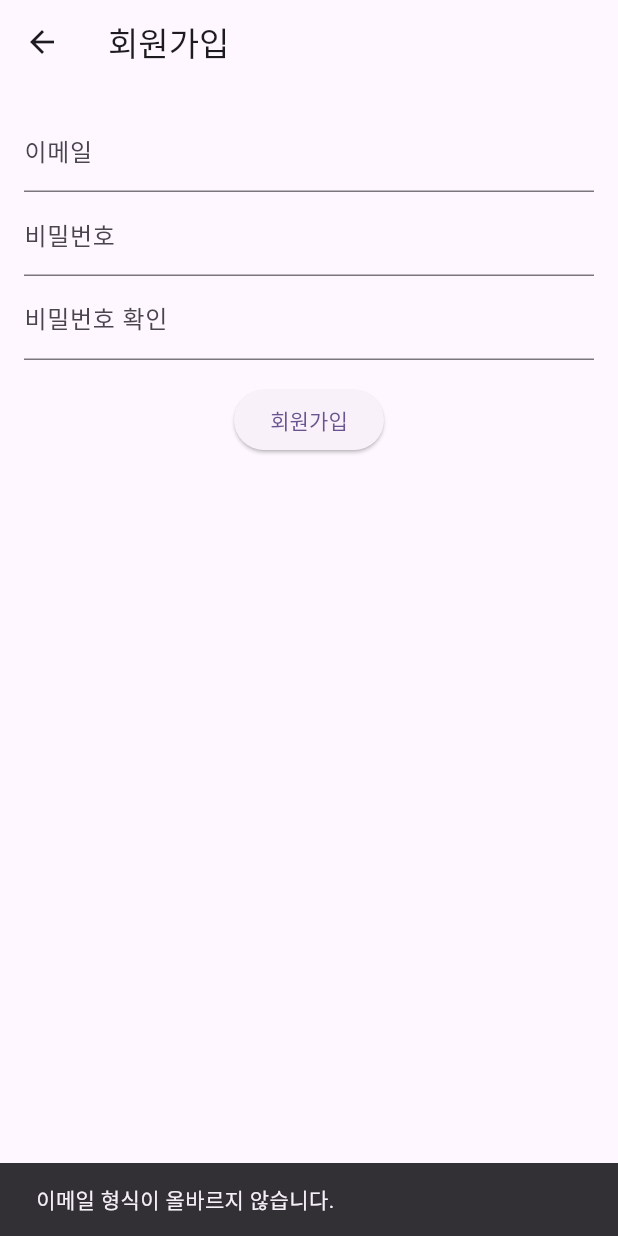
After one commit to jewerlykim/nado_giza, a Flutter app: the SignUpView screen opened by its route, after a tap on "회원가입", on a phone screen of 412 x 824 dp. The commit adds this screen. Run offline on Flutter 3.47's test engine with Material 2 defaults, Android fonts, the light colour scheme and no system bars; our stand-ins replace firebase_auth, firebase_core; accounts and stored records are empty; network calls fail.

Commit message:
회원가입, 로그인 핸들

```diff
--- a/lib/main.dart
+++ b/lib/main.dart
@@ -1,10 +1,10 @@
 import 'package:firebase_core/firebase_core.dart';
 import 'package:nado_giza/repository/firebase_login_repository.dart';
 import 'package:nado_giza/view/home_view.dart';
+import 'package:nado_giza/view/signup_view.dart';
 import 'firebase_options.dart';
 import 'package:flutter/material.dart';
 import 'package:nado_giza/view/login_view.dart';
-import 'package:nado_giza/viewModel/count_viewmodel.dart';
 import 'package:nado_giza/viewModel/login_viewmodel.dart';
 import 'package:provider/provider.dart';
 
@@ -19,9 +19,6 @@ void main() async {
   runApp(
     MultiProvider(
       providers: [
-        ChangeNotifierProvider<CountViewModel>(
-          create: (_) => CountViewModel(),
-        ),
         ChangeNotifierProvider<LoginViewmodel>(
           create: (_) => LoginViewmodel(),
         ),
@@ -47,6 +44,7 @@ class App extends StatelessWidget {
       initialRoute: '/',
       routes: {
         '/home': (context) => const HomeView(),
+        '/signup': (context) => const SignUpView(),
       },
     );
   }
--- a/lib/repository/firebase_login_repository.dart
+++ b/lib/repository/firebase_login_repository.dart
@@ -57,6 +57,16 @@ class FirebaseLoginRepository extends ChangeNotifier {
         throw Exception('비밀번호가 너무 약합니다.');
       } else if (e.code == 'email-already-in-use') {
         throw Exception('이미 사용중인 이메일입니다.');
+      } else if (e.code == 'invalid-email') {
+        throw Exception('이메일 형식이 잘못되었습니다.');
+      } else if (e.code == 'operation-not-allowed') {
+        throw Exception('사용이 정지된 계정입니다.');
+      } else if (e.code == 'too-many-requests') {
+        throw Exception('너무 많은 요청이 들어왔습니다. 잠시 후 다시 시도해주세요.');
+      } else if (e.code == 'network-request-failed') {
+        throw Exception('네트워크 연결이 끊겼습니다.');
+      } else {
+        throw Exception('회원가입에 실패했습니다. ${e.toString()}');
       }
     } catch (e) {
       throw Exception('회원가입에 실패했습니다. ${e.toString()}');
--- /dev/null
+++ b/lib/view/signup_view.dart
@@ -0,0 +1,125 @@
+import 'package:flutter/material.dart';
+import 'package:provider/provider.dart';
+import 'package:nado_giza/viewModel/login_viewmodel.dart';
+
+class SignUpView extends StatefulWidget {
+  const SignUpView({super.key});
+
+  @override
+  SignUpViewState createState() => SignUpViewState();
+}
+
+class SignUpViewState extends State<SignUpView> {
+  final TextEditingController emailController = TextEditingController();
+  final TextEditingController passwordController = TextEditingController();
+  final TextEditingController confirmController = TextEditingController();
+
+  @override
+  Widget build(BuildContext context) {
+    return Scaffold(
+      appBar: AppBar(
+        title: const Text('회원가입'),
+      ),
+      body: Padding(
+        padding: const EdgeInsets.all(16.0),
+        child: Column(
+          children: <Widget>[
+            TextField(
+              controller: emailController,
+              decoration: const InputDecoration(
+                labelText: '이메일',
+              ),
+            ),
+            TextField(
+              controller: passwordController,
+              obscureText: true,
+              decoration: const InputDecoration(
+                labelText: '비밀번호',
+              ),
+            ),
+            TextField(
+              controller: confirmController,
+              obscureText: true,
+              decoration: const InputDecoration(
+                labelText: '비밀번호 확인',
+              ),
+            ),
+            const SizedBox(height: 16.0), // Provide some vertical spacing
+            ElevatedButton(
+              child: const Text('회원가입'),
+              onPressed: () async {
+                String email = emailController.text;
+                String password = passwordController.text;
+                String confirm = confirmController.text;
+
+                if (!isEmailValid(email)) {
+                  ScaffoldMessenger.of(context).showSnackBar(
+                    const SnackBar(content: Text('이메일 형식이 올바르지 않습니다.')),
+                  );
+                  return;
+                }
+
+                if (!isPasswordCompliant(password)) {
+                  ScaffoldMessenger.of(context).showSnackBar(
+                    const SnackBar(content: Text('비밀번호가 충분히 강력하지 않습니다.')),
+                  );
+                  return;
+                }
+
+                if (password != confirm) {
+                  ScaffoldMessenger.of(context).showSnackBar(
+                    const SnackBar(content: Text('비밀번호가 일치하지 않습니다.')),
+                  );
+                  return;
+                }
+
+                // Use your LoginViewModel here
+                final loginViewModel =
+                    Provider.of<LoginViewmodel>(context, listen: false);
+                String? resultText =
+                    await loginViewModel.signUp(email, password);
+
+                if (resultText == null) {
+                  // Navigate to the next screen
+                  // ignore: use_build_context_synchronously
+                  Navigator.pushReplacementNamed(context, '/home');
+                } else {
+                  // ignore: use_build_context_synchronously
+                  ScaffoldMessenger.of(context).showSnackBar(
+                    SnackBar(content: Text('회원가입에 실패했습니다. $resultText')),
+                  );
+                }
+              },
+            ),
+          ],
+        ),
+      ),
+    );
+  }
+
+  bool isEmailValid(String email) {
+    String emailPattern =
+        r'^[a-zA-Z0-9.a-zA-Z0-9.!#$%&’*+/=?^_`{|}~-]+@[a-zA-Z0-9]+\.[a-zA-Z]+';
+    return RegExp(emailPattern).hasMatch(email);
+  }
+
+  bool isPasswordCompliant(String password) {
+    if (password.isEmpty) {
+      return false;
+    }
+
+    bool hasUppercase = password.contains(RegExp(r'[A-Z]'));
+    bool hasDigits = password.contains(RegExp(r'[0-9]'));
+    bool hasLowercase = password.contains(RegExp(r'[a-z]'));
+    bool hasSpecialCharacters =
+        password.contains(RegExp(r'[!@#$%^&*(),.?":{}|<>]'));
+    num minLength = 8;
+    bool hasMinLength = password.length > minLength;
+
+    return hasDigits &
+        hasUppercase &
+        hasLowercase &
+        hasSpecialCharacters &
+        hasMinLength;
+  }
+}
--- a/lib/viewModel/login_viewmodel.dart
+++ b/lib/viewModel/login_viewmodel.dart
@@ -24,13 +24,13 @@ class LoginViewmodel extends ChangeNotifier {
     notifyListeners();
   }
 
-  Future<bool> signUp(String email, String password) async {
+  Future<String?> signUp(String email, String password) async {
     try {
       await firebaseLoginRepository.signUp(email, password);
     } catch (e) {
-      throw Exception(e);
+      return e.toString();
     }
-    return true;
+    return null;
   }
 
   Future<String?> signIn(String email, String password) async {
```
Also changed, not shown: lib/model/count_model.dart (deleted, +0 -7 lines), lib/view/count_view.dart (deleted, +0 -38 lines), lib/view/login_view.dart (+49 -53 lines), lib/viewModel/count_viewmodel.dart (deleted, +0 -14 lines).
